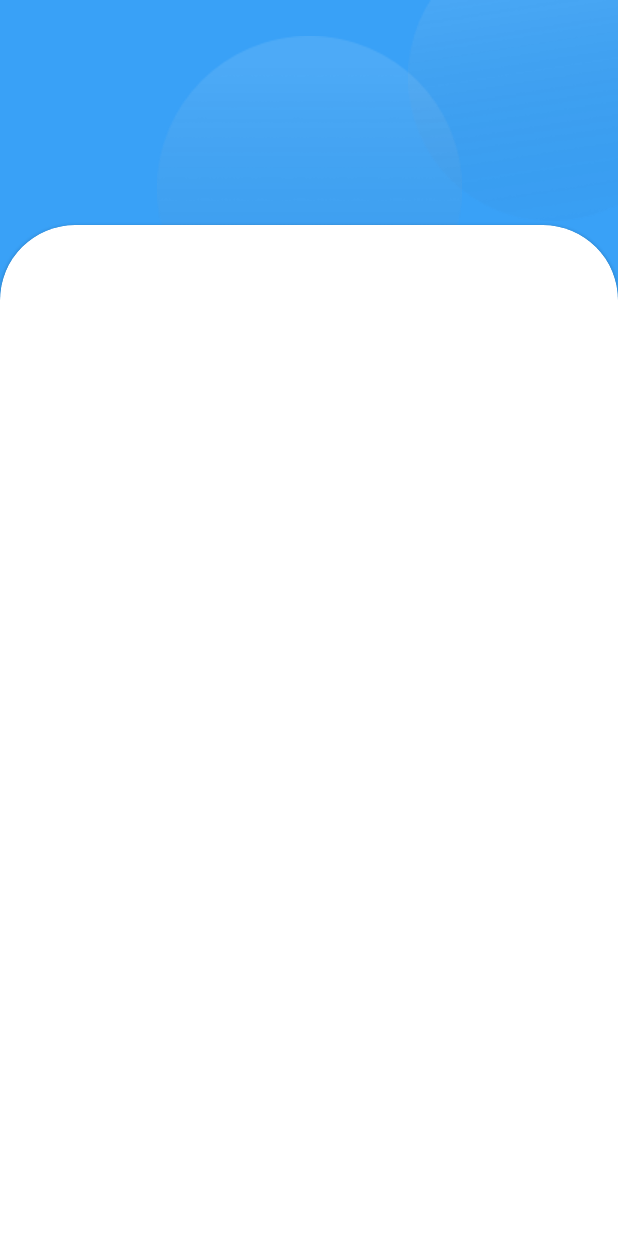
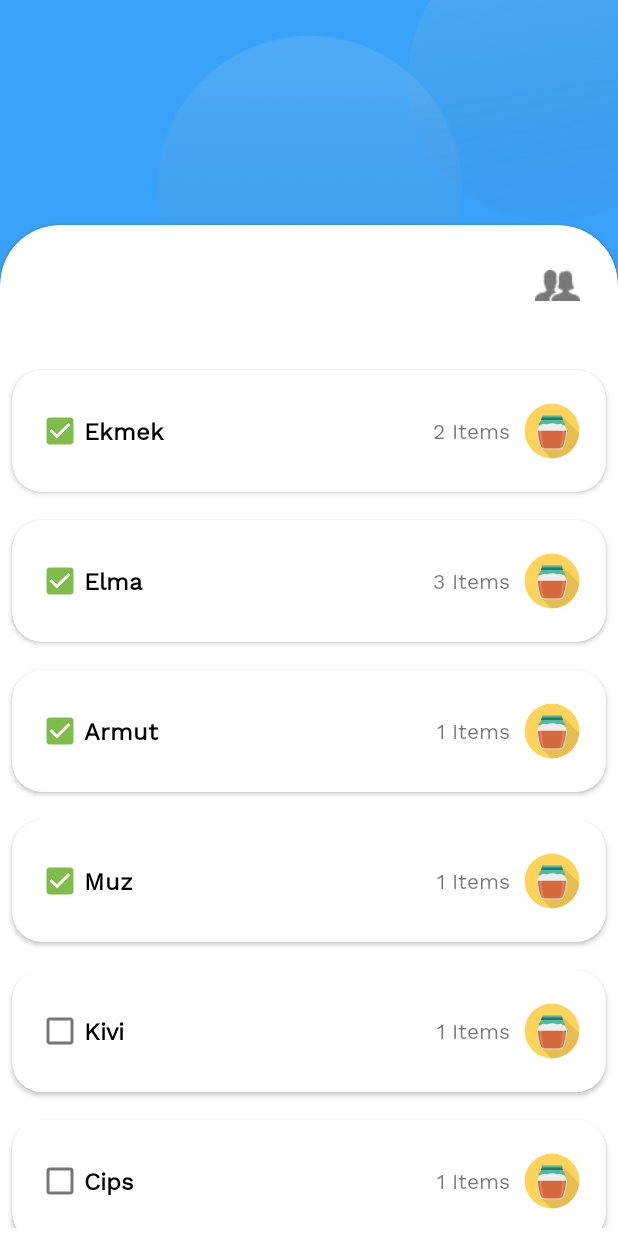
Before and after one commit to ibrahim-ekinci/Sholist, an Android app: the MainFragment screen opened directly, with no data from a screen before it, after a tap on "My Shoping List", on a phone screen of 412 x 824 dp. Run offline under Robolectric (Android 15) with nearby library versions, the phone set to English and light mode, and no system bars; our stand-ins replace data binding; 6 statements that could not run were skipped.

Commit message:
Listeleme recycler view adapter ve tasarımı yapıldı.

```diff
--- a/app/src/main/java/com/gloorystudio/sholist/Util.kt
+++ b/app/src/main/java/com/gloorystudio/sholist/Util.kt
@@ -23,6 +23,7 @@ fun ArrayList<Item>.getCheckedCount():Int{
 }
 fun ArrayList<User>.getUserNames():String{
     var names=""
+    this?.let {
         for (u in this){
             names="$names, ${u.name}"
             if(names.length>32){
@@ -31,6 +32,7 @@ fun ArrayList<User>.getUserNames():String{
                 return names.substring(1)
             }
         }
+    }
     return names
 }
 fun ArrayList<Item>.getCheckedText():String{
--- /dev/null
+++ b/app/src/main/java/com/gloorystudio/sholist/adapter/ShoppingListAdapter.kt
@@ -0,0 +1,61 @@
+package com.gloorystudio.sholist.adapter
+
+import android.view.LayoutInflater
+import android.view.ViewGroup
+import android.widget.CheckBox
+import androidx.databinding.DataBindingUtil
+import androidx.recyclerview.widget.RecyclerView
+import com.gloorystudio.sholist.R
+import com.gloorystudio.sholist.databinding.ItemShoppingitemBinding
+import com.gloorystudio.sholist.model.Item
+import com.gloorystudio.sholist.model.ShoppingCard
+
+
+class ShoppingListAdapter(private val itemList :ArrayList<Item>):RecyclerView.Adapter<ShoppingListAdapter.ShoppingListViewHolder>() {
+
+    private var actionFragmentList: ((Item,CheckBox)->Unit)?= null
+
+    fun onClickCB(actionFragmentList:(Item,CheckBox)->Unit){
+        this.actionFragmentList=actionFragmentList
+    }
+
+
+    override fun onCreateViewHolder(parent: ViewGroup, viewType: Int): ShoppingListViewHolder {
+        val inflater = LayoutInflater.from(parent.context)
+        val view = DataBindingUtil.inflate<ItemShoppingitemBinding>(inflater, R.layout.item_shoppingitem,parent,false)
+        return ShoppingListViewHolder(view)
+    }
+
+    override fun onBindViewHolder(holder: ShoppingListViewHolder, position: Int) =holder.bind(itemList[position],actionFragmentList)
+
+
+    override fun getItemCount(): Int {
+       return itemList.size
+    }
+
+    fun updateItem(it: List<Item>) {
+        itemList.clear()
+        itemList.addAll(it)
+        notifyDataSetChanged()
+    }
+
+
+    inner class ShoppingListViewHolder (var binding: ItemShoppingitemBinding):RecyclerView.ViewHolder(binding.root){
+
+        init {
+            binding.cbItem.setOnClickListener {
+                actionFragmentList?.invoke(itemList[adapterPosition],binding.cbItem)
+            }
+
+            binding.cardItem.setOnClickListener {
+                binding.cbItem.performClick()
+            }
+
+        }
+        fun bind(item:Item,actionFragmentList:((Item,CheckBox)->Unit)?){
+            binding.item=item
+
+
+        }
+    }
+}
--- a/app/src/main/java/com/gloorystudio/sholist/model/Item.kt
+++ b/app/src/main/java/com/gloorystudio/sholist/model/Item.kt
@@ -1,6 +1,9 @@
 package com.gloorystudio.sholist.model
 
 import android.os.Parcelable
+import android.widget.ImageView
+import androidx.databinding.BindingAdapter
+
 import kotlinx.android.parcel.Parcelize
 
 @Parcelize
@@ -9,5 +12,10 @@ data class Item(
     val name:String,
     val count:Int,
     val type:Int,
-    val checked:Boolean
-): Parcelable
+    val checked:Boolean,
+    val img:Int
+): Parcelable{
+
+
+
+}
--- a/app/src/main/java/com/gloorystudio/sholist/view/main/ListFragment.kt
+++ b/app/src/main/java/com/gloorystudio/sholist/view/main/ListFragment.kt
@@ -7,12 +7,21 @@ import android.view.View
 import android.view.ViewGroup
 import androidx.core.content.ContextCompat
 import androidx.databinding.DataBindingUtil
+import androidx.lifecycle.ViewModelProvider
+import androidx.recyclerview.widget.LinearLayoutManager
 import com.gloorystudio.sholist.R
+import com.gloorystudio.sholist.adapter.ShoppingListAdapter
 import com.gloorystudio.sholist.databinding.FragmentListBinding
+import com.gloorystudio.sholist.model.Item
 import com.gloorystudio.sholist.model.ShoppingCard
+import com.gloorystudio.sholist.viewmodel.ListViewModel
 
 
 class ListFragment : Fragment() {
+
+    private lateinit var viewModel :ListViewModel
+    private val shoppinglistAdapter=ShoppingListAdapter(arrayListOf())
+    var itemList: ArrayList<Item> = ArrayList<Item>()
 
 
     override fun onCreate(savedInstanceState: Bundle?) {
@@ -29,24 +38,47 @@ class ListFragment : Fragment() {
 
     override fun onViewCreated(view: View, savedInstanceState: Bundle?) {
         super.onViewCreated(view, savedInstanceState)
-        var shoppingCard:ShoppingCard?=null
+        var shoppingCard: ShoppingCard?=null
         arguments?.let {
             val myArgs =ListFragmentArgs.fromBundle(it)
             shoppingCard = myArgs.ShoppingCard
+            binding.shoppingCard =shoppingCard
         }
         shoppingCard?.let {  shoppingCardData->
         val color = shoppingCardData.color
-            when(color){
+            when(color){ //Set Bg Color
                 1-> binding.clList.setBackgroundColor(ContextCompat.getColor(binding.clList.context,R.color.card_bg1))
                 2-> binding.clList.setBackgroundColor(ContextCompat.getColor(binding.clList.context,R.color.card_bg2))
                 3-> binding.clList.setBackgroundColor(ContextCompat.getColor(binding.clList.context,R.color.card_bg3))
             }
 
+            viewModel = ViewModelProvider(this).get(ListViewModel :: class.java)
+            viewModel.refreshItemListData(shoppingCardData.itemList)
+            binding.rvItemList.layoutManager=LinearLayoutManager(requireContext())
+            binding.rvItemList.adapter=shoppinglistAdapter
+            observeLiveData()
+
+            shoppinglistAdapter.onClickCB {item,checkBox->
+                if (checkBox.isChecked){
+
+                }else{
+
+                }
+            }
 
 
         }
 
     }
 
+    private fun observeLiveData(){
+        viewModel.items.observe(viewLifecycleOwner,{items->
+            items?.let {
+                shoppinglistAdapter.updateItem(it)
+            }
+        }
+        )
+    }
+
 
 }
--- a/app/src/main/java/com/gloorystudio/sholist/view/main/MainFragment.kt
+++ b/app/src/main/java/com/gloorystudio/sholist/view/main/MainFragment.kt
@@ -103,16 +103,16 @@ class MainFragment : Fragment() {
         userList.add(User("3","Hilal","Tokgöz","hilal","3"))
         userList.add(User("4","Recep","Yeşilkaya","recep","4"))
 
-        itemList.add(Item("1","Ekmek",2,1,true))
-        itemList.add(Item("2","Elma",3,1,true))
-        itemList.add(Item("3","Armut",1,2,true))
-        itemList.add(Item("4","Muz",1,2,true))
-        itemList.add(Item("5","Kivi",1,3,false))
-        itemList.add(Item("6","Cips",1,3,false))
-        itemList.add(Item("7","Kraker",1,4,false))
-        itemList.add(Item("8","Selpak",1,4,false))
-        itemList.add(Item("9","Su",2,5,false))
-        itemList.add(Item("10","Kola",2,5,false))
+        itemList.add(Item("1","Ekmek",2,1,true,R.drawable.ic_jam))
+        itemList.add(Item("2","Elma",3,1,true,R.drawable.ic_jam))
+        itemList.add(Item("3","Armut",1,2,true,R.drawable.ic_jam))
+        itemList.add(Item("4","Muz",1,2,true,R.drawable.ic_jam))
+        itemList.add(Item("5","Kivi",1,3,false,R.drawable.ic_jam))
+        itemList.add(Item("6","Cips",1,3,false,R.drawable.ic_jam))
+        itemList.add(Item("7","Kraker",1,4,false,R.drawable.ic_jam))
+        itemList.add(Item("8","Selpak",1,4,false,R.drawable.ic_jam))
+        itemList.add(Item("9","Su",2,5,false,R.drawable.ic_jam))
+        itemList.add(Item("10","Kola",2,5,false,R.drawable.ic_jam))
 
 
 
--- /dev/null
+++ b/app/src/main/java/com/gloorystudio/sholist/viewmodel/ListViewModel.kt
@@ -0,0 +1,18 @@
+package com.gloorystudio.sholist.viewmodel
+
+import android.widget.ImageView
+import androidx.databinding.BindingAdapter
+import androidx.lifecycle.MutableLiveData
+import androidx.lifecycle.ViewModel
+import com.gloorystudio.sholist.model.Item
+
+
+class ListViewModel : ViewModel(){
+    val items = MutableLiveData<List<Item>>()
+
+    fun refreshItemListData(itemList: List<Item>){
+        items.value=itemList
+    }
+
+
+}
--- /dev/null
+++ b/app/src/main/res/drawable/ic_jam.xml
@@ -0,0 +1,39 @@
+<vector xmlns:android="http://schemas.android.com/apk/res/android"
+    android:width="512dp"
+    android:height="512dp"
+    android:viewportWidth="140"
+    android:viewportHeight="140">
+  <path
+      android:pathData="M70,70m-64,0a64,64 0,1 1,128 0a64,64 0,1 1,-128 0"
+      android:fillColor="#fed35b"/>
+  <path
+      android:fillColor="#FF000000"
+      android:pathData="m133.766,75.279 l-40.973,-40.973c-0.032,-0.035 -0.065,-0.068 -0.1,-0.1l-0.019,-0.019 -0.002,0.002c-0.396,-0.362 -0.917,-0.587 -1.493,-0.587h-35.68c-0.01,0 -0.02,0 -0.02,0h-6.78c-1.23,0 -2.22,0.99 -2.22,2.22v3.06c-0.02,0.16 -0.06,0.32 -0.09,0.49h-0.33c-0.41,0 -0.73,0.33 -0.73,0.73 0,0.222 0.104,0.415 0.261,0.549l-0.012,0.001 0.472,0.472c-0.07,0.277 -0.14,0.554 -0.222,0.827h-0.96c-0.39,0 -0.71,0.32 -0.71,0.71 0,0.192 0.077,0.362 0.196,0.491l-0.004,0 0.013,0.013c0.003,0.003 0.006,0.006 0.009,0.01l0.783,0.783c-1.134,2.944 -2.817,5.496 -4.797,7.223 -1.06,0.92 -2.4,2.12 -2.2,3.87l3.176,3.176c-3.547,2.84 -6.561,6.759 -6.076,14.444 0.71,11.05 3.59,25.78 7.49,34.31 0.464,1.018 1.112,1.905 1.87,2.673l-0.015,0.015 24.303,24.303c0.365,0.006 0.726,0.028 1.092,0.028 33.567,0 61.079,-25.847 63.766,-58.721z"
+      android:strokeAlpha="0.1"
+      android:fillAlpha="0.1"/>
+  <path
+      android:pathData="m90.195,51.723c-2.145,-2.709 -2.138,-7.251 -1.599,-11.111h-37.317c0.539,3.86 0.546,8.402 -1.599,11.111 -4.28,5.406 -15.318,6.758 -14.416,20.949 0.701,11.046 3.586,25.777 7.486,34.313 1.56,3.414 5.022,5.557 8.775,5.557h36.824c3.754,0 7.215,-2.143 8.775,-5.557 3.9,-8.537 6.785,-23.268 7.486,-34.313 0.901,-14.191 -10.137,-15.543 -14.416,-20.949z"
+      android:fillColor="#ededed"/>
+  <path
+      android:pathData="m37.28,69.404c-0.081,0.96 -0.093,2.001 -0.021,3.143 0.646,10.164 3.364,24.972 7.309,33.608 1.219,2.666 3.949,4.389 6.957,4.389h36.825c3.008,0 5.738,-1.723 6.956,-4.389 3.946,-8.637 6.665,-23.444 7.31,-33.608 0.073,-1.142 0.061,-2.183 -0.021,-3.143z"
+      android:fillColor="#d6683d"/>
+  <path
+      android:pathData="m56.121,36.288c0.7,4.03 1.62,11.59 -0.54,15.44 -3.03,5.4 -10.86,6.75 -10.22,20.94 0.5,11.05 2.54,25.78 5.31,34.32 1.1,3.41 3.56,5.55 6.22,5.55h-2.24c-3.11,0 -5.99,-2.14 -7.28,-5.55 -3.24,-8.54 -5.63,-23.27 -6.22,-34.32 -0.75,-14.19 8.42,-15.54 11.97,-20.94 2.53,-3.85 1.46,-11.41 0.63,-15.44 -0.28,-1.37 0.59,-2.69 1.75,-2.69h2.11c-0.99,0 -1.73,1.32 -1.49,2.69z"
+      android:strokeAlpha="0.25"
+      android:fillColor="#ededed"
+      android:fillAlpha="0.25"/>
+  <path
+      android:pathData="m98.721,72.668c-0.58,11.05 -2.98,25.78 -6.21,34.32 -1.3,3.41 -4.17,5.55 -7.29,5.55h-2.23c2.66,0 5.11,-2.14 6.22,-5.55 2.76,-8.54 4.8,-23.27 5.3,-34.32 0.64,-14.19 -7.18,-15.54 -10.22,-20.94 -2.16,-3.85 -1.24,-11.41 -0.53,-15.44 0.24,-1.37 -0.5,-2.69 -1.5,-2.69h2.11c1.17,0 2.03,1.32 1.75,2.69 -0.82,4.03 -1.9,11.59 0.63,15.44 3.56,5.4 12.72,6.75 11.97,20.94z"
+      android:strokeAlpha="0.25"
+      android:fillColor="#ededed"
+      android:fillAlpha="0.25"/>
+  <path
+      android:pathData="m99.191,51.178c-2.956,-2.574 -5.108,-6.956 -5.844,-11.809 0.031,-0.149 0.049,-0.303 0.049,-0.461v-3.086c0,-1.226 -0.994,-2.219 -2.219,-2.219h-42.48c-1.226,0 -2.219,0.994 -2.219,2.219v3.056c-0.66,5.05 -3.064,9.639 -6.121,12.3 -1.059,0.922 -2.401,2.121 -2.196,3.877 1.419,1.227 3.223,1.061 4.821,0.437 1.598,-0.624 3.117,-1.66 4.747,-2.08 3.483,-0.897 7.05,1.101 10.571,0.589 3.735,-0.544 11.268,-5.039 22.948,0 3.266,1.409 7.088,-1.486 10.571,-0.589 1.63,0.42 3.149,1.456 4.747,2.08s3.402,0.79 4.821,-0.437c0.205,-1.756 -1.137,-2.955 -2.196,-3.877z"
+      android:fillColor="#4abba4"/>
+  <path
+      android:pathData="m93.817,40.835h-47.759c-0.405,0 -0.733,-0.328 -0.733,-0.733 0,-0.405 0.328,-0.733 0.733,-0.733h47.759c0.405,0 0.733,0.328 0.733,0.733 0,0.405 -0.328,0.733 -0.733,0.733z"
+      android:fillColor="#19282f"/>
+  <path
+      android:pathData="m95.004,43.38h-50.133c-0.395,0 -0.715,-0.32 -0.715,-0.715s0.32,-0.715 0.715,-0.715h50.133c0.395,0 0.715,0.32 0.715,0.715 -0,0.395 -0.32,0.715 -0.715,0.715z"
+      android:fillColor="#19282f"/>
+</vector>
--- a/app/src/main/res/layout/fragment_list.xml
+++ b/app/src/main/res/layout/fragment_list.xml
@@ -4,6 +4,15 @@
     xmlns:app="http://schemas.android.com/apk/res-auto"
     xmlns:tools="http://schemas.android.com/tools"
     tools:context=".ListFragment">
+
+    <data>
+        <import type="com.gloorystudio.sholist.UtilKt" />
+        <variable
+            name="shoppingCard"
+            type="com.gloorystudio.sholist.model.ShoppingCard" />
+    </data>
+
+
     <androidx.constraintlayout.widget.ConstraintLayout
         android:id="@+id/cl_list"
         android:layout_width="match_parent"
@@ -28,19 +37,6 @@
             app:layout_constraintStart_toStartOf="parent"
             app:layout_constraintTop_toTopOf="parent" />
 
-        <com.google.android.material.card.MaterialCardView
-            android:id="@+id/materialCardView"
-            android:layout_width="match_parent"
-            android:layout_height="match_parent"
-            android:layout_marginTop="150dp"
-            android:layout_marginBottom="-50dp"
-            app:cardCornerRadius="50dp"
-            app:layout_constraintBottom_toBottomOf="parent"
-            app:layout_constraintEnd_toEndOf="parent"
-            app:layout_constraintStart_toStartOf="parent"
-            app:layout_constraintTop_toBottomOf="parent">
-
-        </com.google.android.material.card.MaterialCardView>
 
         <androidx.constraintlayout.widget.ConstraintLayout
             android:layout_width="match_parent"
@@ -59,7 +55,7 @@
                 android:layout_width="wrap_content"
                 android:layout_height="wrap_content"
                 android:gravity="center|start|left"
-                android:text="@string/register"
+                android:text="@{shoppingCard.name}"
                 android:textColor="@color/white"
                 android:textSize="28dp"
                 android:textStyle="bold"
@@ -68,8 +64,8 @@
                 app:layout_constraintTop_toTopOf="parent" />
 
             <com.google.android.material.imageview.ShapeableImageView
-                android:layout_width="40dp"
-                android:layout_height="40dp"
+                android:layout_width="30dp"
+                android:layout_height="30dp"
                 android:layout_gravity="right"
                 android:src="@drawable/ic_baseline_edit_24"
                 app:layout_constraintBottom_toBottomOf="parent"
@@ -78,5 +74,92 @@
         </androidx.constraintlayout.widget.ConstraintLayout>
 
 
+        <com.google.android.material.card.MaterialCardView
+            android:id="@+id/materialCardView"
+            android:layout_width="match_parent"
+            android:layout_height="match_parent"
+            android:layout_marginTop="150dp"
+            android:layout_marginBottom="-50dp"
+            app:cardCornerRadius="40dp"
+            app:layout_constraintBottom_toBottomOf="parent"
+            app:layout_constraintEnd_toEndOf="parent"
+            app:layout_constraintStart_toStartOf="parent"
+            app:layout_constraintTop_toBottomOf="parent">
+            <androidx.constraintlayout.widget.ConstraintLayout
+                android:layout_width="match_parent"
+                android:layout_height="match_parent"
+
+                android:layout_marginTop="25dp"
+                android:layout_marginBottom="55dp"
+
+                app:layout_constraintStart_toStartOf="parent"
+                app:layout_constraintTop_toBottomOf="@+id/tv_list_name">
+
+                <TextView
+                    android:id="@+id/tv_peoples"
+                    android:layout_width="wrap_content"
+                    android:layout_height="wrap_content"
+                    android:gravity="center|start|center_horizontal|left|center_vertical"
+                    android:maxLength="38"
+                    android:text="@{UtilKt.getUserNames(shoppingCard.userList)}"
+                    android:textSize="14sp"
+                    android:textStyle="bold"
+                    app:layout_constraintBottom_toBottomOf="@+id/iv_peoples"
+                    android:layout_marginLeft="25dp"
+                    app:layout_constraintStart_toStartOf="parent"
+                    app:layout_constraintTop_toTopOf="@+id/iv_peoples" />
+
+                <com.google.android.material.imageview.ShapeableImageView
+                    android:id="@+id/iv_peoples"
+                    android:layout_width="30dp"
+                    android:layout_height="30dp"
+                    android:layout_marginRight="25dp"
+                    android:src="@drawable/people"
+                    android:tint="@color/sho_gray"
+                    app:layout_constraintEnd_toEndOf="parent"
+                    app:layout_constraintTop_toTopOf="parent" />
+
+                <TextView
+                    android:id="@+id/tv_item_count"
+                    android:layout_width="match_parent"
+                    android:layout_height="wrap_content" android:layout_marginTop="5dp"
+                    android:gravity="center|start|center_horizontal|left|center_vertical"
+                    android:text="@{@string/items(UtilKt.getCheckedText(shoppingCard.itemList))}"
+                    android:textSize="18sp"
+                    android:layout_marginLeft="25dp"
+                    android:textStyle="bold"
+                    app:layout_constraintStart_toStartOf="parent"
+                    app:layout_constraintTop_toBottomOf="@+id/iv_peoples" />
+
+                <androidx.core.widget.NestedScrollView
+                    android:layout_width="match_parent"
+                    android:layout_height="0dp"
+
+                    app:layout_constraintBottom_toBottomOf="parent"
+                    app:layout_constraintEnd_toEndOf="parent"
+                    app:layout_constraintStart_toStartOf="parent"
+                    app:layout_constraintTop_toBottomOf="@+id/tv_item_count">
+
+                    <LinearLayout
+                        android:layout_width="match_parent"
+                        android:layout_height="0dp"
+                        android:scrollbars="vertical">
+
+
+                        <androidx.recyclerview.widget.RecyclerView
+                            android:id="@+id/rv_item_list"
+                            android:layout_width="match_parent"
+                            android:layout_height="match_parent"
+                            />
+
+                    </LinearLayout>
+
+                </androidx.core.widget.NestedScrollView>
+            </androidx.constraintlayout.widget.ConstraintLayout>
+        </com.google.android.material.card.MaterialCardView>
+
+
+
+
     </androidx.constraintlayout.widget.ConstraintLayout>
 </layout>
--- a/app/src/main/res/layout/item_shoppingcard.xml
+++ b/app/src/main/res/layout/item_shoppingcard.xml
@@ -24,6 +24,9 @@ android:layout_height="wrap_content">
     android:layout_marginHorizontal="20dp"
     android:clickable="true"
     app:cardCornerRadius="20dp"
+    app:cardElevation="2dp"
+    app:cardUseCompatPadding="true"
+
     >
     <androidx.constraintlayout.widget.ConstraintLayout
         android:id="@+id/cl_card"
--- /dev/null
+++ b/app/src/main/res/layout/item_shoppingitem.xml
@@ -0,0 +1,72 @@
+<?xml version="1.0" encoding="utf-8"?>
+
+<layout
+    xmlns:android="http://schemas.android.com/apk/res/android"
+    xmlns:tools="http://schemas.android.com/tools"
+    xmlns:app="http://schemas.android.com/apk/res-auto">
+
+    <data>
+        <import type="com.gloorystudio.sholist.UtilKt" />
+        <variable
+            name="item"
+            type="com.gloorystudio.sholist.model.Item" />
+    </data>
+
+    <LinearLayout
+        android:layout_width="match_parent"
+        android:layout_height="wrap_content">
+
+        <com.google.android.material.card.MaterialCardView
+            android:id="@+id/card_item"
+            android:layout_width="match_parent"
+            android:layout_height="100dp"
+            android:clickable="true"
+            app:cardCornerRadius="20dp"
+            app:cardElevation="2dp"
+            app:cardUseCompatPadding="true"
+            >
+            <androidx.constraintlayout.widget.ConstraintLayout
+                android:id="@+id/cl_card"
+                android:layout_width="match_parent"
+                android:layout_height="match_parent"
+                >
+
+                <com.google.android.material.checkbox.MaterialCheckBox
+                    android:id="@+id/cb_item"
+                    android:layout_width="wrap_content"
+                    android:layout_height="wrap_content"
+                    android:layout_marginStart="16dp"
+                    android:text="@{item.name}"
+                    android:checked="@{item.checked}"
+                    android:textSize="16sp"
+                    android:textStyle="bold"
+                    app:layout_constraintBottom_toBottomOf="parent"
+                    app:layout_constraintStart_toStartOf="parent"
+                    app:layout_constraintTop_toTopOf="parent" />
+
+
+                <com.google.android.material.textview.MaterialTextView
+                    android:layout_width="wrap_content"
+                    android:layout_height="wrap_content"
+                    android:layout_marginEnd="8dp"
+                    android:text="@{@string/items(item.count)}"
+                    app:layout_constraintBottom_toBottomOf="parent"
+                    app:layout_constraintEnd_toStartOf="@+id/iv_icon"
+                    app:layout_constraintTop_toTopOf="parent" />
+
+                <com.google.android.material.imageview.ShapeableImageView
+                    android:id="@+id/iv_icon"
+                    android:layout_width="40dp"
+                    android:layout_height="40dp"
+                    android:layout_marginEnd="16dp"
+                    app:imageResource="@{item.img}"
+                    app:layout_constraintBottom_toBottomOf="parent"
+                    app:layout_constraintEnd_toEndOf="parent"
+                    app:layout_constraintTop_toTopOf="parent" />
+
+            </androidx.constraintlayout.widget.ConstraintLayout>
+
+        </com.google.android.material.card.MaterialCardView>
+
+    </LinearLayout>
+</layout>
--- a/app/src/main/res/values/strings.xml
+++ b/app/src/main/res/values/strings.xml
@@ -34,6 +34,7 @@
     <string name="your_list_is_empty">Your List is Empty</string>
     <string name="create_list_add_them">Create list and add them to your trolley for an easier sholist experience.</string>
     <string name="items">%s Items</string>
+    <string name="countx">%sx</string>
     <string name="loading">Loading</string>
     <string name="add_list">Create new list</string>
     <string name="cancel">Cancel</string>
```
Lines whose indentation alone changed are shown as unchanged.
